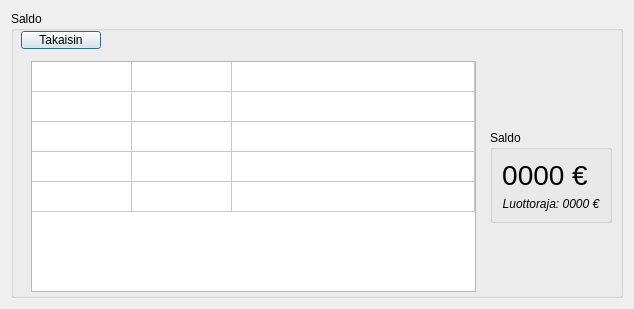
Qt form frontend/balanceDLL/balancedialog.ui (JnsRdnp/ATM-Simulator) before a commit.
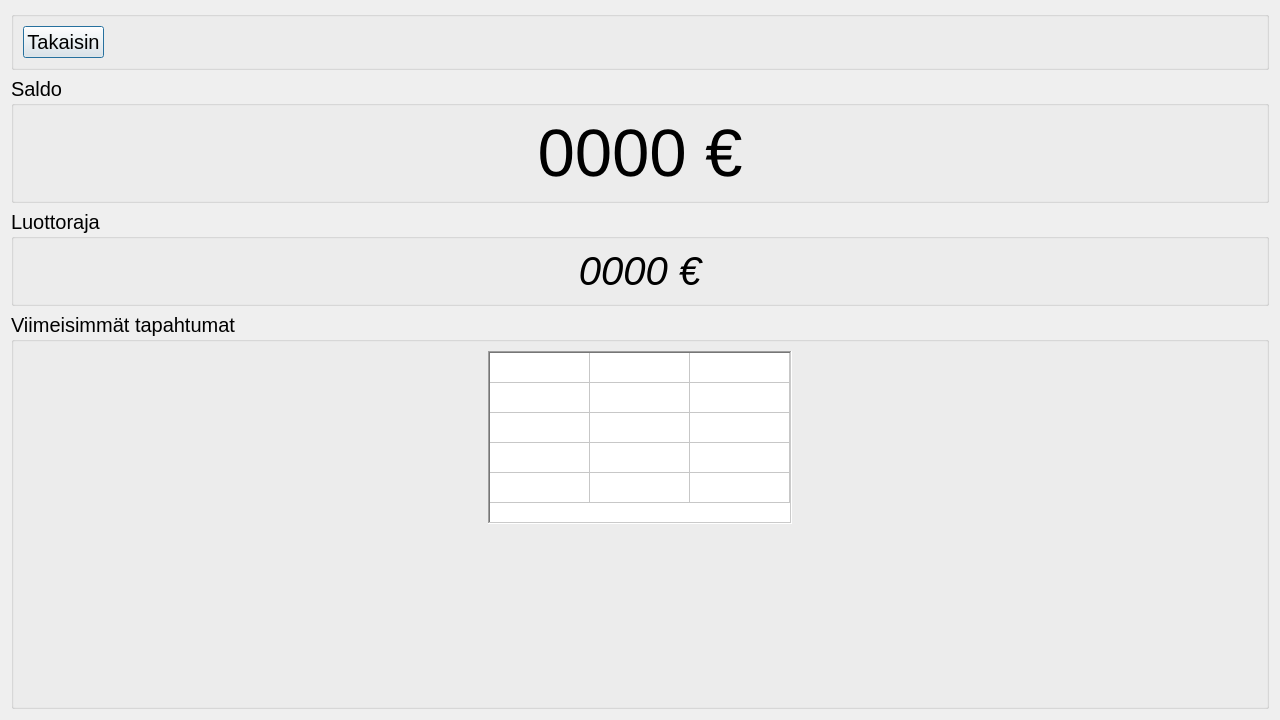
The same form after that commit.

Commit message: Balance scaling to fullscreen

```diff
--- a/frontend/balanceDLL/balancedialog.ui
+++ b/frontend/balanceDLL/balancedialog.ui
@@ -6,8 +6,8 @@
    <rect>
     <x>0</x>
     <y>0</y>
-    <width>634</width>
-    <height>309</height>
+    <width>1280</width>
+    <height>720</height>
    </rect>
   </property>
   <property name="sizePolicy">
@@ -16,45 +16,145 @@
     <verstretch>0</verstretch>
    </sizepolicy>
   </property>
+  <property name="sizeIncrement">
+   <size>
+    <width>0</width>
+    <height>0</height>
+   </size>
+  </property>
+  <property name="font">
+   <font>
+    <pointsize>15</pointsize>
+   </font>
+  </property>
+  <property name="mouseTracking">
+   <bool>true</bool>
+  </property>
   <property name="windowTitle">
    <string/>
   </property>
   <layout class="QVBoxLayout" name="verticalLayout">
    <item>
-    <widget class="QGroupBox" name="groupBox_2">
+    <widget class="QGroupBox" name="groupBox_3">
      <property name="title">
-      <string>Saldo</string>
+      <string/>
      </property>
+     <layout class="QHBoxLayout" name="horizontalLayout_2">
+      <item>
      <widget class="QPushButton" name="btnReturn">
-      <property name="geometry">
-       <rect>
-        <x>10</x>
-        <y>20</y>
-        <width>80</width>
-        <height>18</height>
-       </rect>
+        <property name="font">
+         <font>
+          <pointsize>15</pointsize>
+         </font>
       </property>
       <property name="text">
        <string>Takaisin</string>
       </property>
      </widget>
-     <widget class="QWidget" name="horizontalLayoutWidget">
-      <property name="geometry">
-       <rect>
-        <x>20</x>
-        <y>50</y>
-        <width>581</width>
-        <height>231</height>
-       </rect>
-      </property>
-      <layout class="QHBoxLayout" name="horizontalLayout">
-       <property name="spacing">
-        <number>14</number>
-       </property>
-       <property name="sizeConstraint">
-        <enum>QLayout::SetNoConstraint</enum>
-       </property>
+      </item>
+      <item>
+       <spacer name="horizontalSpacer">
+        <property name="orientation">
+         <enum>Qt::Horizontal</enum>
+        </property>
+        <property name="sizeHint" stdset="0">
+         <size>
+          <width>40</width>
+          <height>20</height>
+         </size>
+        </property>
+       </spacer>
+      </item>
+     </layout>
+    </widget>
+   </item>
+   <item>
+    <widget class="QGroupBox" name="groupBox">
+     <property name="title">
+      <string>Saldo</string>
+     </property>
+     <layout class="QHBoxLayout" name="horizontalLayout_3">
        <item>
+       <widget class="QLabel" name="lblBalance">
+        <property name="font">
+         <font>
+          <family>Segoe UI</family>
+          <pointsize>50</pointsize>
+          <italic>false</italic>
+          <bold>false</bold>
+          <underline>false</underline>
+         </font>
+        </property>
+        <property name="text">
+         <string>0000 €</string>
+        </property>
+        <property name="alignment">
+         <set>Qt::AlignCenter</set>
+        </property>
+       </widget>
+      </item>
+     </layout>
+    </widget>
+   </item>
+   <item>
+    <widget class="QGroupBox" name="groupBox_4">
+     <property name="title">
+      <string>Luottoraja</string>
+     </property>
+     <layout class="QVBoxLayout" name="verticalLayout_2">
+      <item>
+       <widget class="QLabel" name="lblCreditlimit">
+        <property name="font">
+         <font>
+          <family>Segoe UI</family>
+          <pointsize>30</pointsize>
+          <italic>true</italic>
+         </font>
+        </property>
+        <property name="text">
+         <string>0000 €</string>
+        </property>
+        <property name="alignment">
+         <set>Qt::AlignBottom|Qt::AlignHCenter</set>
+        </property>
+       </widget>
+      </item>
+     </layout>
+    </widget>
+   </item>
+   <item>
+    <widget class="QGroupBox" name="groupBox_2">
+     <property name="title">
+      <string>Viimeisimmät tapahtumat</string>
+     </property>
+     <layout class="QGridLayout" name="gridLayout">
+      <item row="0" column="0">
+       <spacer name="horizontalSpacer_2">
+        <property name="orientation">
+         <enum>Qt::Horizontal</enum>
+        </property>
+        <property name="sizeHint" stdset="0">
+         <size>
+          <width>40</width>
+          <height>20</height>
+         </size>
+        </property>
+       </spacer>
+      </item>
+      <item row="1" column="1">
+       <spacer name="verticalSpacer">
+        <property name="orientation">
+         <enum>Qt::Vertical</enum>
+        </property>
+        <property name="sizeHint" stdset="0">
+         <size>
+          <width>20</width>
+          <height>40</height>
+         </size>
+        </property>
+       </spacer>
+      </item>
+      <item row="0" column="1">
         <widget class="QTableWidget" name="tblHistory">
          <property name="sizePolicy">
           <sizepolicy hsizetype="Minimum" vsizetype="Expanding">
@@ -65,15 +165,27 @@
          <property name="layoutDirection">
           <enum>Qt::LeftToRight</enum>
          </property>
+        <property name="frameShape">
+         <enum>QFrame::WinPanel</enum>
+        </property>
          <property name="verticalScrollBarPolicy">
           <enum>Qt::ScrollBarAlwaysOff</enum>
          </property>
          <property name="horizontalScrollBarPolicy">
           <enum>Qt::ScrollBarAlwaysOff</enum>
          </property>
+        <property name="sizeAdjustPolicy">
+         <enum>QAbstractScrollArea::AdjustToContents</enum>
+        </property>
          <property name="textElideMode">
           <enum>Qt::ElideMiddle</enum>
          </property>
+        <property name="showGrid">
+         <bool>true</bool>
+        </property>
+        <property name="gridStyle">
+         <enum>Qt::SolidLine</enum>
+        </property>
          <attribute name="horizontalHeaderVisible">
           <bool>false</bool>
          </attribute>
@@ -171,63 +283,20 @@
          </item>
         </widget>
        </item>
-       <item>
-        <widget class="QGroupBox" name="groupBox">
-         <property name="sizePolicy">
-          <sizepolicy hsizetype="Maximum" vsizetype="Maximum">
-           <horstretch>0</horstretch>
-           <verstretch>0</verstretch>
-          </sizepolicy>
-         </property>
-         <property name="font">
-          <font>
-           <family>Segoe UI</family>
-          </font>
-         </property>
-         <property name="title">
-          <string>Saldo</string>
-         </property>
-         <layout class="QFormLayout" name="formLayout">
-          <item row="0" column="0">
-           <widget class="QLabel" name="lblBalance">
-            <property name="font">
-             <font>
-              <family>Segoe UI</family>
-              <pointsize>21</pointsize>
-              <italic>false</italic>
-              <bold>false</bold>
-              <underline>false</underline>
-             </font>
-            </property>
-            <property name="text">
-             <string>0000 €</string>
-            </property>
-            <property name="alignment">
-             <set>Qt::AlignCenter</set>
-            </property>
-           </widget>
-          </item>
-          <item row="1" column="0">
-           <widget class="QLabel" name="lblCreditlimit">
-            <property name="font">
-             <font>
-              <family>Segoe UI</family>
-              <italic>true</italic>
-             </font>
-            </property>
-            <property name="text">
-             <string>Luottoraja: 0000 €</string>
-            </property>
-            <property name="alignment">
-             <set>Qt::AlignCenter</set>
-            </property>
-           </widget>
-          </item>
-         </layout>
-        </widget>
-       </item>
-      </layout>
-     </widget>
+      <item row="0" column="2">
+       <spacer name="horizontalSpacer_3">
+        <property name="orientation">
+         <enum>Qt::Horizontal</enum>
+        </property>
+        <property name="sizeHint" stdset="0">
+         <size>
+          <width>40</width>
+          <height>20</height>
+         </size>
+        </property>
+       </spacer>
+      </item>
+     </layout>
     </widget>
    </item>
   </layout>
```
Left out of the diff: 9 changed lines with no effect on the pictures. Lines whose indentation alone changed are shown as unchanged. The commit also changes 2 other files.
